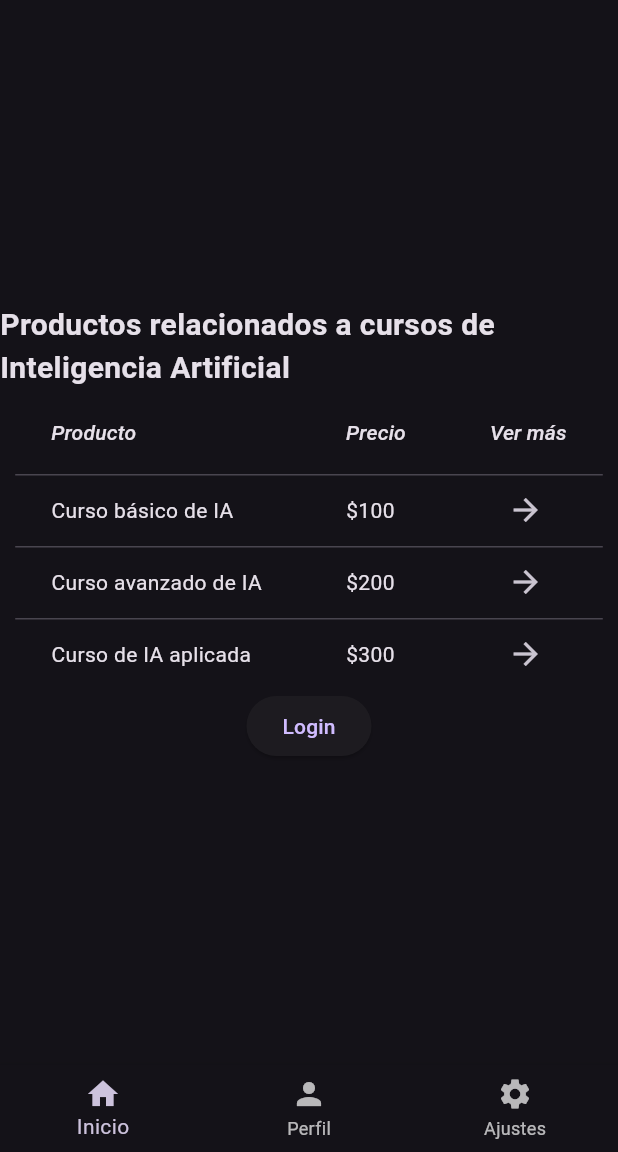
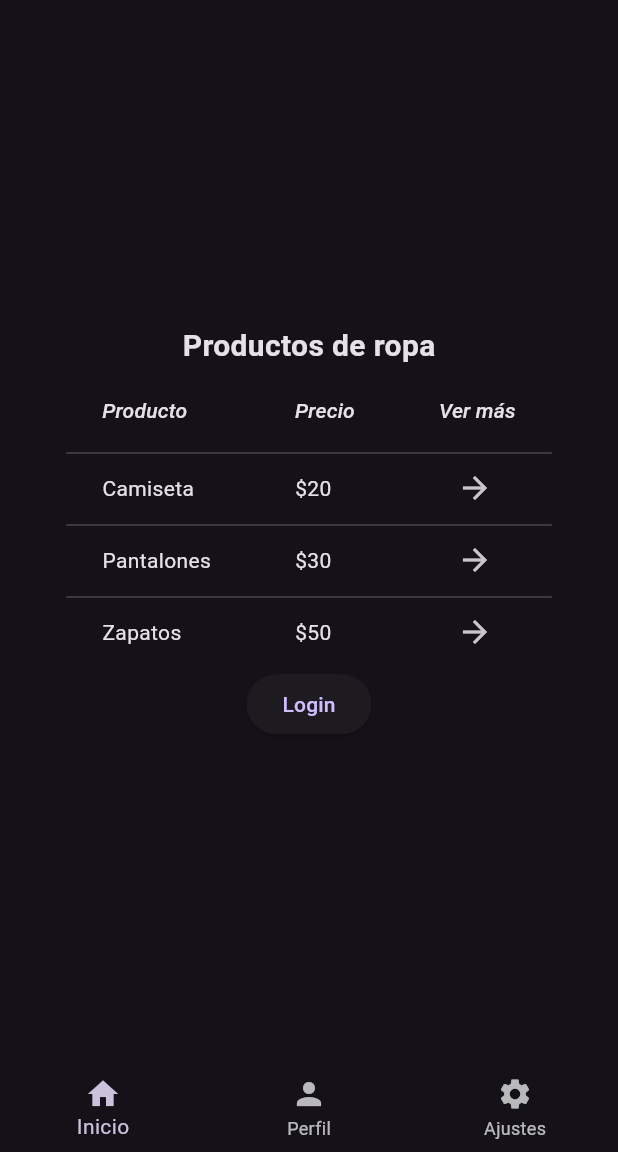
Before and after one commit to luisfernandosolis/flutter_web_example, a Flutter app: the screen it shows after launch, on a phone screen of 412 x 824 dp, the part 84-1236 px from its top. Run offline on Flutter 3.47's test engine with Material 3 defaults, Android fonts, the phone set to English and light mode, and no system bars.

Commit message:
Update main.dart and home_page.dart with new designs for clothing products list

```diff
--- a/lib/main.dart
+++ b/lib/main.dart
@@ -78,7 +78,7 @@ class _MyHomePageState extends State<MyHomePage> {
           mainAxisAlignment: MainAxisAlignment.center,
           children: <Widget>[
             Text(
-              'Productos relacionados a cursos de Inteligencia Artificial',
+              'Productos de ropa',
               style: TextStyle(fontSize: 20, fontWeight: FontWeight.bold),
             ),
             DataTable(
@@ -105,22 +105,22 @@ class _MyHomePageState extends State<MyHomePage> {
               rows: <DataRow>[
                 DataRow(
                   cells: <DataCell>[
-                    DataCell(Text('Curso básico de IA')),
-                    DataCell(Text('\$100')),
+                    DataCell(Text('Camiseta')),
+                    DataCell(Text('\$20')),
                     DataCell(IconButton(icon: Icon(Icons.arrow_forward), onPressed: () {})),
                   ],
                 ),
                 DataRow(
                   cells: <DataCell>[
-                    DataCell(Text('Curso avanzado de IA')),
-                    DataCell(Text('\$200')),
+                    DataCell(Text('Pantalones')),
+                    DataCell(Text('\$30')),
                     DataCell(IconButton(icon: Icon(Icons.arrow_forward), onPressed: () {})),
                   ],
                 ),
                 DataRow(
                   cells: <DataCell>[
-                    DataCell(Text('Curso de IA aplicada')),
-                    DataCell(Text('\$300')),
+                    DataCell(Text('Zapatos')),
+                    DataCell(Text('\$50')),
                     DataCell(IconButton(icon: Icon(Icons.arrow_forward), onPressed: () {})),
                   ],
                 ),
--- a/lib/project_structure_file.json
+++ b/lib/project_structure_file.json
@@ -2,6 +2,6 @@
   {
     "name": "main.dart",
     "path": "main.dart",
-    "description": "El archivo Dart proporcionado contiene tres clases principales: MyApp, MyHomePage y LoginPage. \n\nLa clase MyApp es un StatelessWidget que define la estructura principal de la aplicaci\u00f3n, incluyendo el tema y la p\u00e1gina de inicio. \n\nLa clase MyHomePage es un StatefulWidget que muestra una lista de productos relacionados con cursos de Inteligencia Artificial, con opciones para ver m\u00e1s detalles y acceder a la p\u00e1gina de inicio de sesi\u00f3n. Tambi\u00e9n incluye un perfil de usuario con informaci\u00f3n b\u00e1sica y una imagen. \n\nLa clase LoginPage es un StatelessWidget que muestra la p\u00e1gina de inicio de sesi\u00f3n con un t\u00edtulo y un mensaje de texto. \n\nEn resumen, el c\u00f3digo crea una aplicaci\u00f3n Flutter con una p\u00e1gina principal que muestra productos de IA, un perfil de usuario y una p\u00e1gina de inicio de sesi\u00f3n."
+    "description": "El archivo Dart proporcionado contiene tres clases principales: MyApp, MyHomePage y LoginPage. \n\nLa clase MyApp es un StatelessWidget que crea la aplicaci\u00f3n Flutter con un tema oscuro y una p\u00e1gina de inicio MyHomePage. \n\nLa clase MyHomePage es un StatefulWidget que muestra una lista de productos relacionados con cursos de Inteligencia Artificial, un bot\u00f3n de inicio de sesi\u00f3n que redirige a la p\u00e1gina de inicio de sesi\u00f3n LoginPage, y pesta\u00f1as de perfil y ajustes. \n\nLa clase LoginPage es un StatelessWidget que muestra una p\u00e1gina de inicio de sesi\u00f3n simple con un texto \"P\u00e1gina de Login\". \n\nEn resumen, el c\u00f3digo crea una aplicaci\u00f3n Flutter con una p\u00e1gina principal que muestra productos de IA, un bot\u00f3n de inicio de sesi\u00f3n y pesta\u00f1as de perfil y ajustes."
   }
 ]
--- a/lib/project_structure_file_to_be_changed.json
+++ b/lib/project_structure_file_to_be_changed.json
@@ -4,7 +4,7 @@
       "name": "main.dart",
       "page": true,
       "path": "main.dart",
-      "description": "Se debe cambiar el t\u00edtulo del app a 'Mi aplicacion funcionando' y cambiar el color del tema a azul. Para cambiar el t\u00edtulo, se debe modificar la propiedad 'title' en la clase MyApp. Para cambiar el color del tema a azul, se debe modificar la propiedad 'primarySwatch' en la clase MyApp y asignarle el color azul deseado."
+      "description": "Se deben realizar cambios en la clase MyHomePage para que en lugar de mostrar una lista de productos relacionados con cursos de Inteligencia Artificial, muestre una lista de productos de ropa. Esto implicar\u00e1 modificar la l\u00f3gica de carga de datos y la visualizaci\u00f3n de los mismos en la interfaz de usuario."
     }
   ]
 }
```
